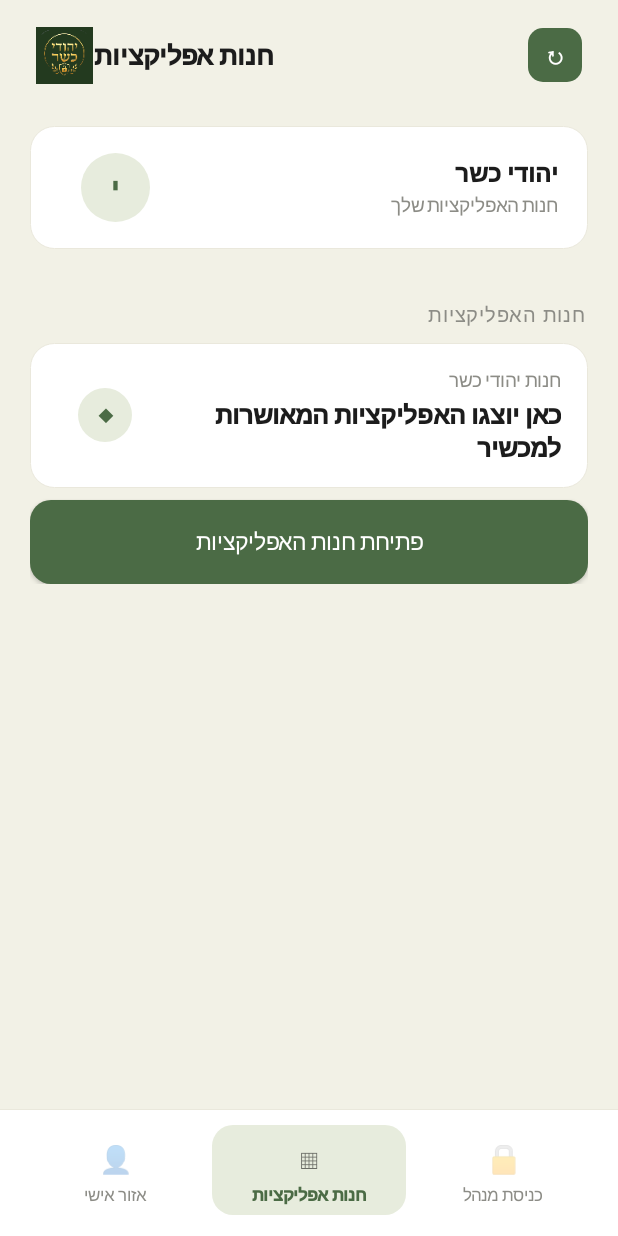
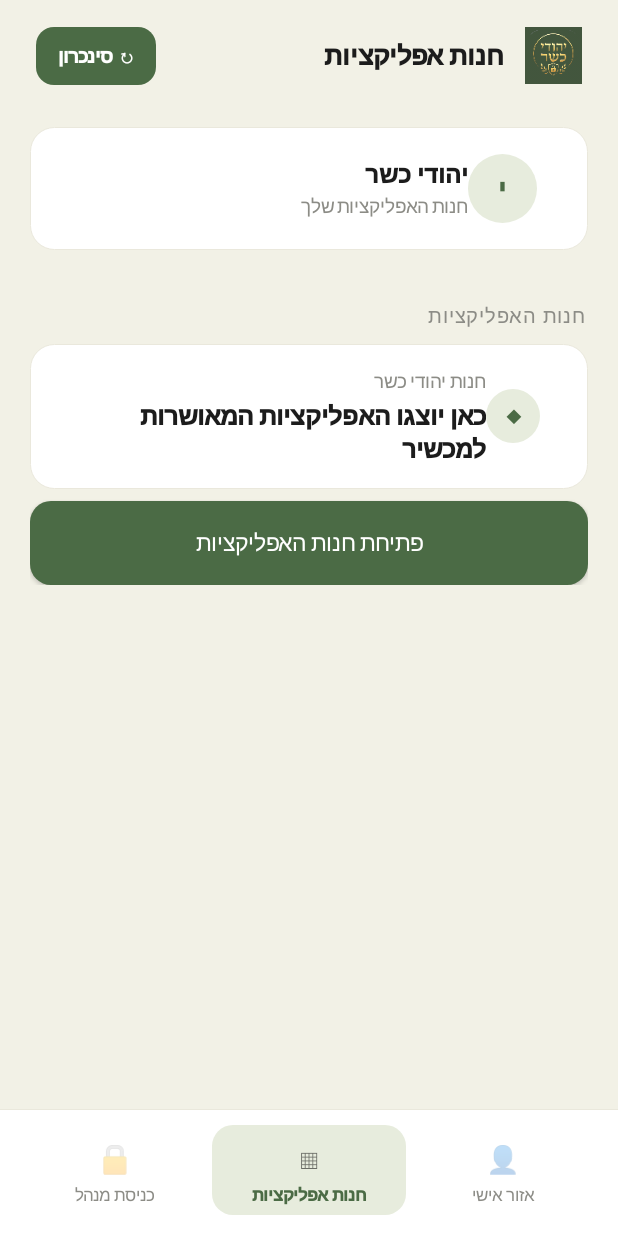
Before and after one commit to 05484ym-max/android-mdm-system, an Android app: the CustomerActivity screen opened directly, with no data from a screen before it, on a phone screen of 412 x 824 dp. Run offline under Robolectric (Android 15) with nearby library versions, the phone set to English and light mode, and no system bars.

Commit message:
Fix header RTL mirroring, enlarge the sync badge, fix wallpaper branding permission
The manifest never declared supportsRtl, so add-order-based layout (icon vs
sync badge, avatar vs text in every card) was rendering left-to-right
regardless of the Hebrew locale - only visually masked elsewhere by
right-aligned text inside wide boxes. Forced RTL explicitly at the root
view and added the manifest flag, so the header icon now actually lands on
the right instead of the left. Also softened the header icon to a slight
transparency, added breathing room between it and the label, and enlarged
the sync badge into a wrap-content pill that spells out "סינכרון" instead
of just showing the refresh glyph.

WallpaperBranding wasn't visibly doing anything: WallpaperManager.getDrawable()
silently returns a built-in placeholder instead of the customer's actual
wallpaper unless the caller holds a storage-read permission, which we never
requested. Declared it and grant it silently via DevicePolicyManager (a
Device Owner privilege - no user prompt), and moved the "already branded"
cache to a fresh prefs file since a prior failed attempt could have marked
a device as done despite never actually reading anything real.

```diff
--- a/dpc-app/app/src/main/AndroidManifest.xml
+++ b/dpc-app/app/src/main/AndroidManifest.xml
@@ -8,13 +8,16 @@
     <uses-permission android:name="android.permission.SYSTEM_ALERT_WINDOW" />
     <uses-permission android:name="android.permission.SET_WALLPAPER" />
     <uses-permission android:name="android.permission.SET_WALLPAPER_HINTS" />
+    <uses-permission android:name="android.permission.READ_EXTERNAL_STORAGE" />
+    <uses-permission android:name="android.permission.READ_MEDIA_IMAGES" />
 
     <application
         android:allowBackup="false"
         android:label="MDM DPC"
         android:theme="@android:style/Theme.Material.Light.NoActionBar"
         android:icon="@mipmap/ic_launcher"
-        android:roundIcon="@mipmap/ic_launcher_round">
+        android:roundIcon="@mipmap/ic_launcher_round"
+        android:supportsRtl="true">
 
         <activity
             android:name=".MainActivity"
--- a/dpc-app/app/src/main/java/org/mdmopen/dpc/CustomerActivity.kt
+++ b/dpc-app/app/src/main/java/org/mdmopen/dpc/CustomerActivity.kt
@@ -50,6 +50,10 @@ class CustomerActivity : Activity() {
         val page = LinearLayout(this).apply {
             orientation = LinearLayout.VERTICAL
             setBackgroundColor(Color.parseColor(BG))
+            // The manifest doesn't declare supportsRtl, so the system never
+            // mirrors add-order-based layout on its own even under a Hebrew
+            // locale - forced explicitly here instead of relying on that.
+            layoutDirection = View.LAYOUT_DIRECTION_RTL
         }
 
         page.addView(LinearLayout(this).apply {
@@ -67,7 +71,10 @@ class CustomerActivity : Activity() {
 
                 addView(ImageView(this@CustomerActivity).apply {
                     setImageResource(R.mipmap.ic_launcher)
-                    layoutParams = LinearLayout.LayoutParams(dp(38), dp(38))
+                    alpha = 0.85f
+                    layoutParams = LinearLayout.LayoutParams(dp(38), dp(38)).apply {
+                        marginEnd = dp(14)
+                    }
                 })
 
                 headerLabelView = TextView(this@CustomerActivity).apply {
@@ -75,7 +82,6 @@ class CustomerActivity : Activity() {
                     typeface = heavyFont
                     setTextColor(Color.parseColor(TEXT))
                     gravity = Gravity.RIGHT
-                    setPadding(0, 0, dp(10), 0)
                 }
                 addView(headerLabelView)
             }, LinearLayout.LayoutParams(0, ViewGroup.LayoutParams.WRAP_CONTENT, 1f))
@@ -100,25 +106,25 @@ class CustomerActivity : Activity() {
         return page
     }
 
-    /** Small fixed square in the header, present on every screen (built once
+    /** Small fixed badge in the header, present on every screen (built once
      * in buildUi, not per-tab) instead of the old full-width button that only
      * lived inside the personal-area tab. */
     private fun headerSyncBadge(): TextView {
         lateinit var badge: TextView
         badge = TextView(this).apply {
-            text = "↻"
-            textSize = 16f
+            text = "↻ סינכרון"
+            textSize = 12.5f
             typeface = heavyFont
             setTextColor(Color.WHITE)
             gravity = Gravity.CENTER
-            background = flatRounded(ACCENT, dp(10).toFloat())
-            layoutParams = LinearLayout.LayoutParams(dp(36), dp(36))
+            background = flatRounded(ACCENT, dp(12).toFloat())
+            setPadding(dp(14), dp(11), dp(14), dp(11))
             isClickable = true
             isFocusable = true
 
             setOnClickListener {
                 isClickable = false
-                text = "⏳"
+                text = "⏳ מסנכרן..."
 
                 Thread {
                     try {
@@ -127,7 +133,7 @@ class CustomerActivity : Activity() {
                         Config.setLastSyncNow(applicationContext)
 
                         runOnUiThread {
-                            text = "✓"
+                            text = "✓ סונכרן"
                             Toast.makeText(
                                 this@CustomerActivity,
                                 "המכשיר סונכרן בהצלחה",
@@ -136,13 +142,13 @@ class CustomerActivity : Activity() {
                             refreshLastSyncLabelIfShown()
 
                             postDelayed({
-                                text = "↻"
+                                text = "↻ סינכרון"
                                 isClickable = true
                             }, 1800)
                         }
                     } catch (e: Exception) {
                         runOnUiThread {
-                            text = "↻"
+                            text = "↻ סינכרון"
                             isClickable = true
                             Toast.makeText(
                                 this@CustomerActivity,
```
Also changed, not shown: dpc-app/app/src/main/java/org/mdmopen/dpc/WallpaperBranding.kt (+37 -1 lines).
